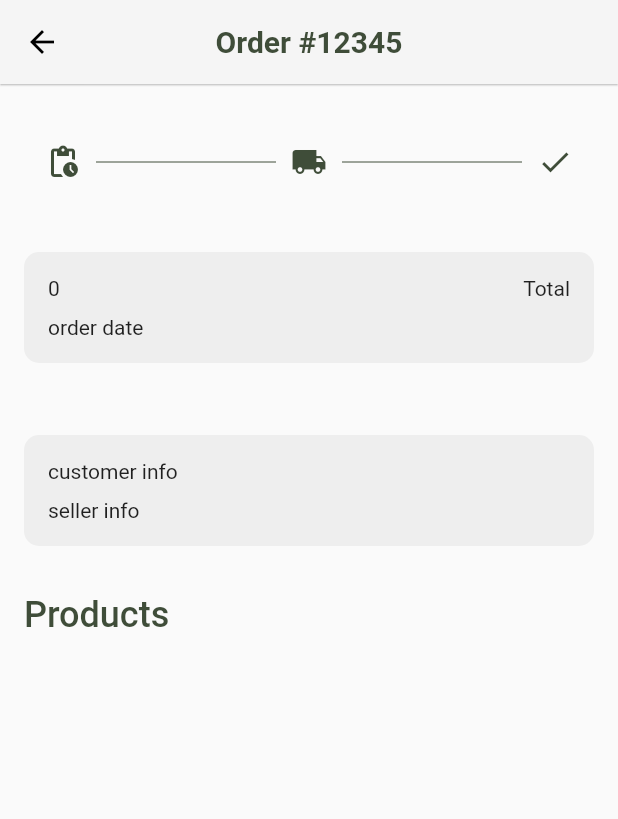
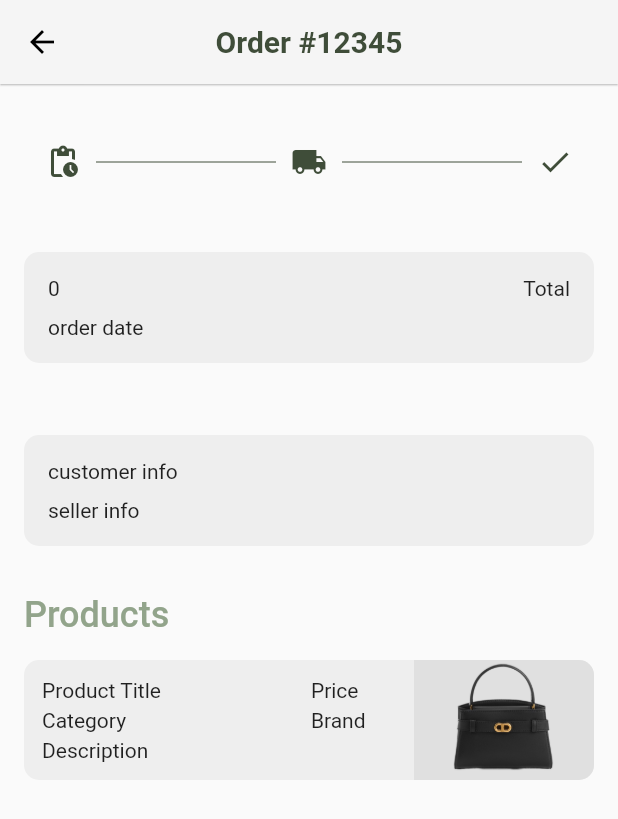
Before and after one commit to LuluahAld/project-marketo, a Flutter app: the OrderDetials screen opened directly, on a phone screen of 412 x 824 dp. Shown: the top 819 px of the screen. Run offline on Flutter 3.47's test engine with Material 2 defaults, Android fonts, the phone set to English and light mode, and no system bars; our stand-ins replace firebase_core, smooth_page_indicator; missing offline and left inert: bottom_picker; accounts and stored records are empty; statements that could not run were skipped.

Commit message:
formatted design

```diff
--- a/lib/components/order/order_horis_card.dart
+++ b/lib/components/order/order_horis_card.dart
@@ -21,7 +21,7 @@ class orderHorisCard extends StatelessWidget {
           child: Row(
             children: [
               SizedBox(
-                width: MediaQuery.of(context).size.width / 6,
+                width: MediaQuery.of(context).size.width / 7,
               ),
               Column(
                 crossAxisAlignment: CrossAxisAlignment.start,
--- a/lib/components/seller/seller_card.dart
+++ b/lib/components/seller/seller_card.dart
@@ -14,7 +14,6 @@ class _SellerCard extends State<SellerCard> {
   @override
   Widget build(BuildContext context) {
     return Container(
-      height: 266,
       width: 200,
       decoration: BoxDecoration(color: Colors.grey.withOpacity(0.3), borderRadius: BorderRadius.circular(20)),
       child: Column(children: [
@@ -23,8 +22,8 @@ class _SellerCard extends State<SellerCard> {
           crossAxisAlignment: CrossAxisAlignment.start,
           children: <Widget>[
             Container(
-                height: MediaQuery.of(context).size.height / 4,
                 width: 200,
+                height: 120,
                 decoration: BoxDecoration(
                   borderRadius: BorderRadius.circular(10),
                   color: Colors.white.withOpacity(0.2),
@@ -45,7 +44,7 @@ class _SellerCard extends State<SellerCard> {
                     children: [
                       const Icon(Icons.location_on_outlined),
                       const SizedBox(
-                        width: 10,
+                        width: 4,
                       ),
                       MText(text: widget.seller.location, fontweight: FontWeight.normal, color: green, size: 16),
                     ],
--- a/lib/main.dart
+++ b/lib/main.dart
@@ -1,12 +1,15 @@
 import 'package:firebase_core/firebase_core.dart';
 import 'package:flutter/material.dart';
+
 import 'firebase_options.dart';
 import 'marceto_app.dart';
 
 void main() async {
+  WidgetsFlutterBinding.ensureInitialized();
   await Firebase.initializeApp(
     options: DefaultFirebaseOptions.currentPlatform,
   );
+
   runApp(
     const MarcetoApp(),
   );
--- a/lib/pages/landing_page.dart
+++ b/lib/pages/landing_page.dart
@@ -2,6 +2,7 @@ import 'package:flutter/material.dart';
 import 'package:project_teamd/components/logo.dart';
 import 'package:project_teamd/constants/color_pallete.dart';
 import 'package:project_teamd/pages/login_page.dart';
+import 'package:project_teamd/pages/seller/seller_login_page.dart';
 
 import '../components/landing/landing_option_card.dart';
 
@@ -52,7 +53,9 @@ class _LandingPageState extends State<LandingPage> {
                 ),
                 const SizedBox(width: 40),
                 InkWell(
-                  onTap: () {},
+                  onTap: () {
+                    Navigator.pushReplacement(context, MaterialPageRoute(builder: (context) => const SLoginPage()));
+                  },
                   child: const LandingOptionCard(
                     img: 'images/landing/seller.png',
                     title: 'Become a Seller',
--- a/lib/pages/seller/seller_order_card.dart
+++ b/lib/pages/seller/seller_order_card.dart
@@ -14,8 +14,6 @@ class _SOrderCard extends State<SOrderCard> {
   @override
   Widget build(BuildContext context) {
     return Container(
-      height: 250,
-      width: 200,
       decoration: BoxDecoration(color: Colors.grey.withOpacity(0.3), borderRadius: BorderRadius.circular(20)),
       child: Column(children: [
         Column(
@@ -23,7 +21,7 @@ class _SOrderCard extends State<SOrderCard> {
           crossAxisAlignment: CrossAxisAlignment.start,
           children: <Widget>[
             Container(
-                height: MediaQuery.of(context).size.height / 4,
+                height: MediaQuery.of(context).size.height / 7,
                 width: 200,
                 decoration: BoxDecoration(
                   borderRadius: BorderRadius.circular(10),
--- a/lib/pages/seller/seller_product_card.dart
+++ b/lib/pages/seller/seller_product_card.dart
@@ -14,8 +14,6 @@ class _SProsuctCard extends State<SProsuctCard> {
   @override
   Widget build(BuildContext context) {
     return Container(
-      height: 250,
-      width: 200,
       decoration: BoxDecoration(color: Colors.grey.withOpacity(0.3), borderRadius: BorderRadius.circular(20)),
       child: Column(children: [
         Column(
@@ -23,14 +21,14 @@ class _SProsuctCard extends State<SProsuctCard> {
           crossAxisAlignment: CrossAxisAlignment.start,
           children: <Widget>[
             Container(
-                height: MediaQuery.of(context).size.height / 4,
-                width: 200,
+                height: MediaQuery.of(context).size.height / 7,
                 decoration: BoxDecoration(
                   borderRadius: BorderRadius.circular(10),
                   color: Colors.white.withOpacity(0.2),
                 ),
                 child: Image.asset(
                   widget.product.imageUrl,
+                  fit: BoxFit.fill,
                 )),
             Padding(
               padding: const EdgeInsets.all(16.0),
--- a/lib/pages/user/order_details.dart
+++ b/lib/pages/user/order_details.dart
@@ -28,9 +28,70 @@ class OrderDetials extends StatelessWidget {
           const SizedBox(height: 48),
           const sellerCustomerInfo(),
           const SizedBox(height: 32),
-          MText(text: 'Products', fontweight: FontWeight.w500, color: green, size: 24)
+          MText(text: 'Products', fontweight: FontWeight.w500, color: lightgreen, size: 24),
+          const SizedBox(height: 16),
+          const OrderDetailsCard()
         ],
       ),
     );
   }
 }
+
+class OrderDetailsCard extends StatelessWidget {
+  const OrderDetailsCard({
+    super.key,
+  });
+
+  @override
+  Widget build(BuildContext context) {
+    return Container(
+      decoration: BoxDecoration(
+        color: lightgrey,
+        borderRadius: borderRad,
+      ),
+      child: Row(
+        mainAxisAlignment: MainAxisAlignment.spaceBetween,
+        children: [
+          Padding(
+            padding: const EdgeInsets.all(12),
+            child: Row(
+              crossAxisAlignment: CrossAxisAlignment.start,
+              children: [
+                Column(
+                  crossAxisAlignment: CrossAxisAlignment.start,
+                  children: const [
+                    Text('Product Title'),
+                    SizedBox(height: 4),
+                    Text('Category'),
+                    SizedBox(height: 4),
+                    Text('Description'),
+                  ],
+                ),
+                const SizedBox(width: 100),
+                Column(
+                  crossAxisAlignment: CrossAxisAlignment.start,
+                  children: const [
+                    Text('Price'),
+                    SizedBox(height: 4),
+                    Text('Brand'),
+                    SizedBox(height: 4),
+                  ],
+                ),
+              ],
+            ),
+          ),
+          Container(
+              height: 80,
+              decoration: BoxDecoration(
+                borderRadius: const BorderRadius.only(topRight: Radius.circular(10), bottomRight: Radius.circular(10)),
+                color: grey,
+              ),
+              child: Image.asset(
+                'images/bag1.png',
+                width: 120,
+              )),
+        ],
+      ),
+    );
+  }
+}
--- a/lib/pages/user/seller_product_list.dart
+++ b/lib/pages/user/seller_product_list.dart
@@ -41,7 +41,7 @@ class SellerProductListPage extends StatelessWidget {
                 Row(
                   mainAxisAlignment: MainAxisAlignment.spaceEvenly,
                   children: [
-                    ProsuctCard2(product: const Product('id', 'Bag', 100, 'Gucci', 'Bags', 4.5, 'images/bag1.jpg')),
+                    ProsuctCard2(product: const Product('id', 'Bag', 100, 'Gucci', 'Bags', 4.5, 'images/bag1.png')),
                     ProsuctCard2(
                         product: const Product('id', 'T-Shirt', 100, 'Gucci', 'T-Shirts', 4.5, 'images/pic1.png')),
                   ],
--- a/pubspec.yaml
+++ b/pubspec.yaml
@@ -17,6 +17,7 @@ dependencies:
     bottom_picker:
     smooth_page_indicator: ^1.0.1
     firebase_core: ^2.7.0
+    image_picker: ^0.8.6+4
 
 dev_dependencies:
     flutter_test:
```
Also changed, not shown: lib/components/product/product_card.dart (+11 -4 lines), lib/pages/seller/seller_home_page.dart (+13 -11 lines), lib/pages/seller/seller_login_page.dart (+7 -3 lines), lib/pages/seller/seller_order_list_page.dart (+18 -26 lines), lib/pages/seller/seller_product_horis_card.dart (+5 -5 lines), lib/pages/seller/seller_products_list_page.dart (+13 -9 lines), lib/pages/user/product_list_page.dart (+1 -10 lines), lib/pages/user/user_home_page.dart (+4 -5 lines), lib/pages/user/user_product_details.dart (+16 -26 lines), images/pic1.png, pubspec.lock, 7 other files.
